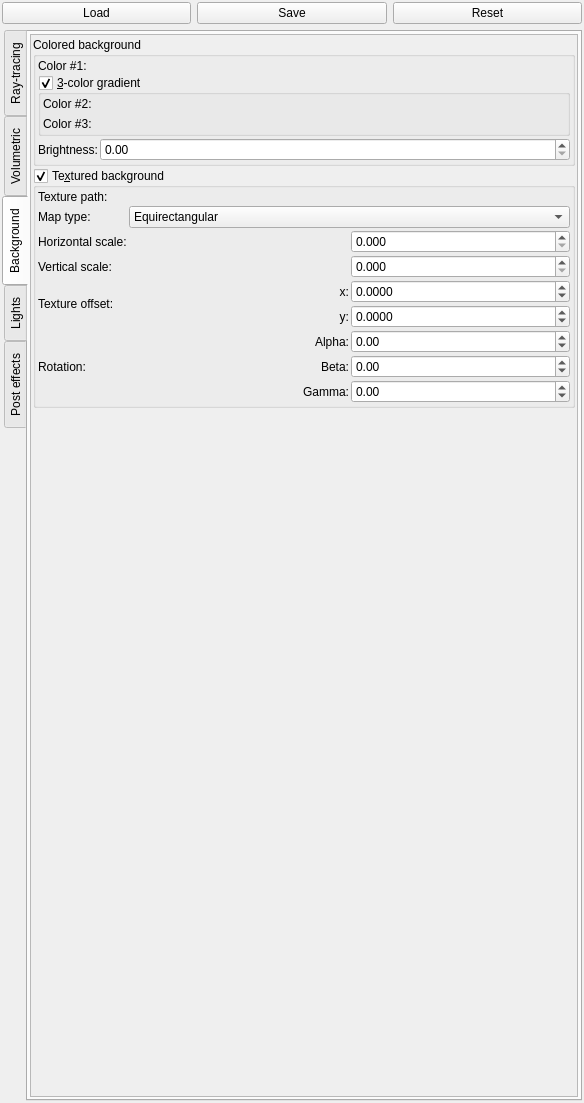
Old version of the form mandelbulber2/qt/dock_effects.ui in the repository buddhi1980/mandelbulber2.
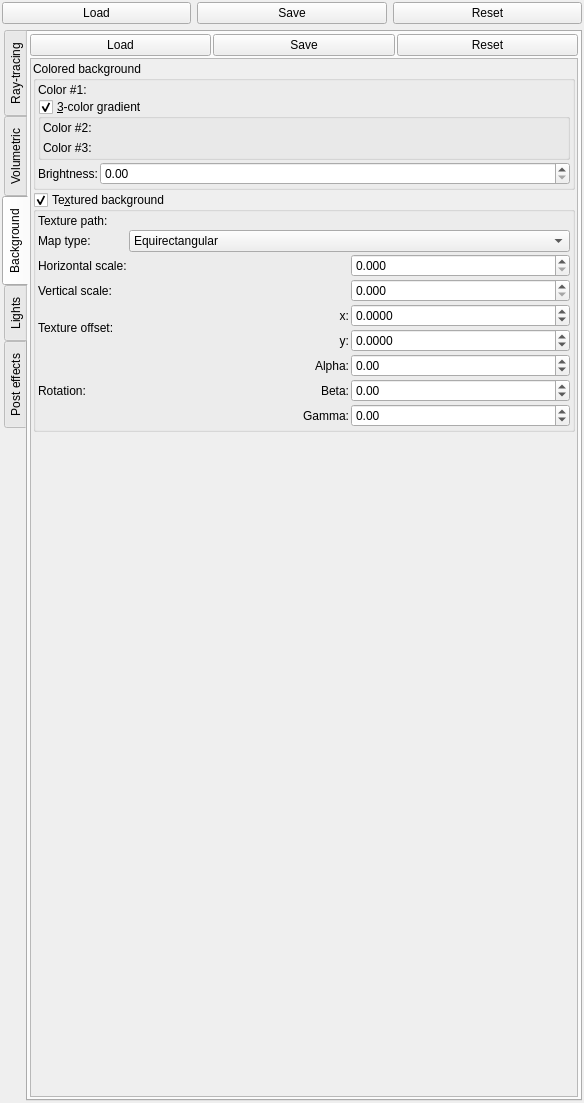
New version of the form. The open tabs and pages were chosen to show the change. Icons and pictures are not drawn. Custom widgets are drawn as their Qt base class.

Commit message: Added Load/Save/Reset buttons to several docks/tabs TODO: selective loading/saving settings for fractal tabs and object parameters

```diff
--- a/mandelbulber2/qt/dock_effects.ui
+++ b/mandelbulber2/qt/dock_effects.ui
@@ -1866,7 +1866,7 @@
       <attribute name="title">
        <string>Background</string>
       </attribute>
-      <layout class="QVBoxLayout" name="verticalLayout_66" stretch="0">
+      <layout class="QVBoxLayout" name="verticalLayout_66" stretch="0,0">
        <property name="spacing">
         <number>2</number>
        </property>
@@ -1882,6 +1882,31 @@
        <property name="bottomMargin">
         <number>2</number>
        </property>
+       <item>
+        <layout class="QHBoxLayout" name="horizontalLayout_13">
+         <item>
+          <widget class="cButtonLoadSettingsFromWidget" name="pushButton_local_load_5">
+           <property name="text">
+            <string>Load</string>
+           </property>
+          </widget>
+         </item>
+         <item>
+          <widget class="cButtonSaveSettingsFromWidget" name="pushButton_local_save_5">
+           <property name="text">
+            <string>Save</string>
+           </property>
+          </widget>
+         </item>
+         <item>
+          <widget class="cButtonResetSettingsFromWidget" name="pushButton_local_reset_5">
+           <property name="text">
+            <string>Reset</string>
+           </property>
+          </widget>
+         </item>
+        </layout>
+       </item>
        <item>
         <widget class="QScrollArea" name="scrollArea_9">
          <property name="widgetResizable">
@@ -1893,7 +1918,7 @@
             <x>0</x>
             <y>0</y>
             <width>545</width>
-            <height>1054</height>
+            <height>1025</height>
            </rect>
           </property>
           <layout class="QVBoxLayout" name="verticalLayout_36">
@@ -4432,6 +4457,21 @@
    <extends>QWidget</extends>
    <header>file_select_widget.h</header>
   </customwidget>
+  <customwidget>
+   <class>cButtonLoadSettingsFromWidget</class>
+   <extends>QPushButton</extends>
+   <header>buton_load_settings_from_widget.h</header>
+  </customwidget>
+  <customwidget>
+   <class>cButtonSaveSettingsFromWidget</class>
+   <extends>QPushButton</extends>
+   <header>buton_save_settings_from_widget.h</header>
+  </customwidget>
+  <customwidget>
+   <class>cButtonResetSettingsFromWidget</class>
+   <extends>QPushButton</extends>
+   <header>buton_reset_settings_from_widget.h</header>
+  </customwidget>
  </customwidgets>
  <tabstops>
   <tabstop>scrollArea_7</tabstop>
```
Left out of the diff: 122 changed lines with no effect on the pictures. The commit also changes 13 other files.
